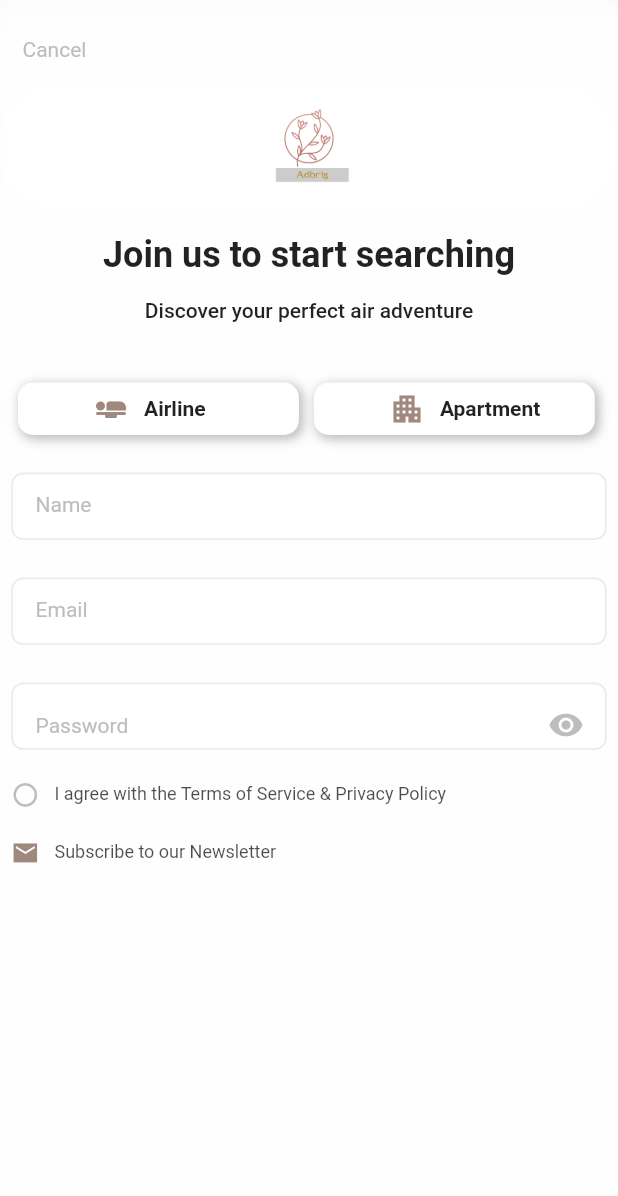
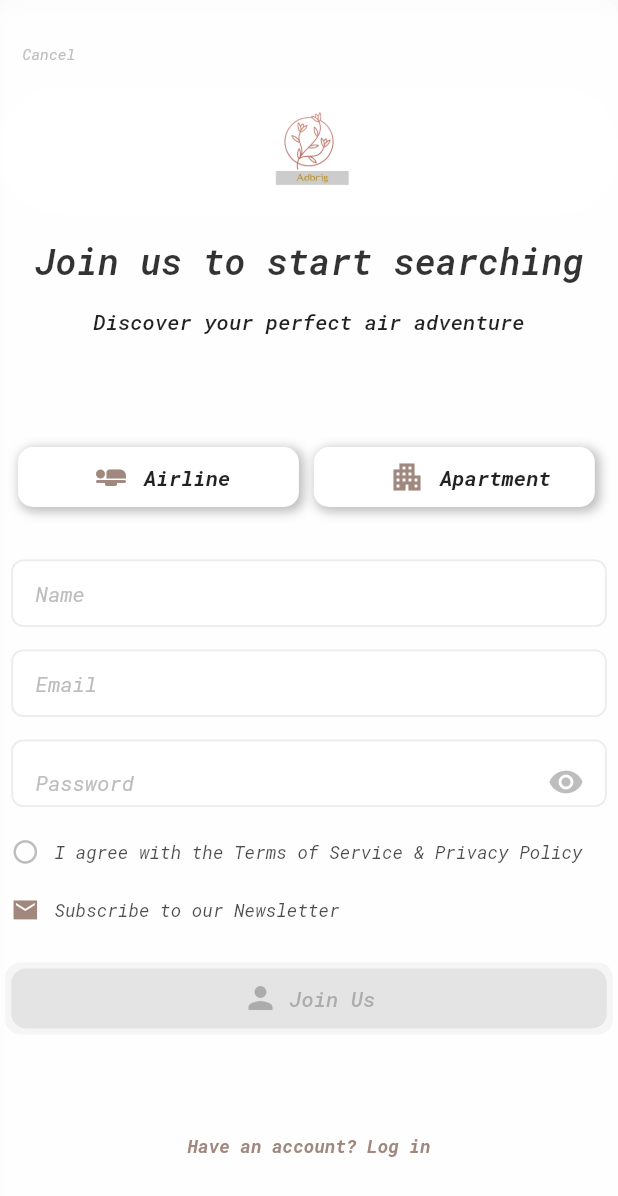
Before and after one commit to Cromzie/FirstUI, a Flutter app: the screen it shows after launch, on a phone screen of 412 x 824 dp. Shown: the top 1196 px of the screen. Run offline on Flutter 3.47's test engine with Material 2 defaults, Android fonts, the phone set to English and light mode, and no system bars.

Commit message:
TextStyle added

```diff
--- a/lib/first_page.dart
+++ b/lib/first_page.dart
@@ -1,5 +1,4 @@
 import 'package:flutter/material.dart';
-import 'package:firstproject/second_page.dart';
 
 
 class UpperPart extends StatelessWidget {
@@ -26,7 +25,7 @@ class UpperPart extends StatelessWidget {
           child: Column(
             children: [
               Container(
-                margin: EdgeInsets.only(top: 25.0, left: 15.0),
+                margin: EdgeInsets.only(top: 30.0, left: 15.0),
                 child: Row(
                   mainAxisAlignment: MainAxisAlignment.start,
                   children: [
@@ -34,6 +33,7 @@ class UpperPart extends StatelessWidget {
                       'Cancel',
                       style: TextStyle(
                         color: Colors.grey.shade400,
+                        fontSize: 10.0,
                       ),
                     ),
                   ],
@@ -53,7 +53,6 @@ class UpperPart extends StatelessWidget {
                 child: Image(
                   image: AssetImage('images/logo.png',
                   ),
-                  // colorBlendMode: BlendMode.colorBurn,
                   width: MediaQuery.of(context).size.width,
                   height: 85.0,
                   ),
@@ -63,9 +62,8 @@ class UpperPart extends StatelessWidget {
               Text('Join us to start searching',
               style: TextStyle(
                 fontSize: 24.0,
-                // fontFamily: 'Roboto',
                 fontWeight: FontWeight.w600,
-                // fontStyle: FontStyle.normal
+                color: Colors.black87.withOpacity(0.8)
               ),
               ),
               SizedBox(
@@ -76,17 +74,16 @@ class UpperPart extends StatelessWidget {
                 fontWeight: FontWeight.w500,
               ),
               ),
-              SizedBox(height: 40.0,
+              SizedBox(height: 75.0,
               ),
               Container(
                 margin: EdgeInsets.only(left: 12.0),
-
                 child: Row(
                   children: [
                     Container(
                       padding: EdgeInsets.only(left:50.0),
                       width: MediaQuery.of(context).size.width/2.2,
-                      height: 35.0,
+                      height: 40.0,
                       decoration: BoxDecoration(color: Colors.white,
                       boxShadow: [BoxShadow(
                         offset: Offset(2.0, 2.0),
@@ -114,7 +111,7 @@ class UpperPart extends StatelessWidget {
                     Container(
                       padding: EdgeInsets.only(left:50.0),
                       width: MediaQuery.of(context).size.width/2.2,
-                      height: 35.0,
+                      height: 40.0,
                       decoration: BoxDecoration(color: Colors.white,
                       boxShadow: [BoxShadow(
                         offset: Offset(2.0, 2.0),
@@ -142,7 +139,7 @@ class UpperPart extends StatelessWidget {
                   ],
                 ),
               ),
-              SizedBox(height: 25.0),
+              SizedBox(height: 35.0),
               Container(
                 padding: EdgeInsets.only(top: 12.0, left: 15.0),
                 width: MediaQuery.of(context).size.width-15,
@@ -158,7 +155,7 @@ class UpperPart extends StatelessWidget {
                 ),
                 ),
               ),
-              SizedBox(height: 25.0),
+              SizedBox(height: 15.0),
               Container(
                 padding: EdgeInsets.only(top: 12.0, left: 15.0),
                 width: MediaQuery.of(context).size.width-15,
@@ -174,7 +171,7 @@ class UpperPart extends StatelessWidget {
                 ),
                 ),
               ),
-              SizedBox(height: 25.0),
+              SizedBox(height: 15.0),
               Container(
                     padding: EdgeInsets.only(top: 12.0, left: 15.0),
                     width: MediaQuery.of(context).size.width-15,
@@ -239,6 +236,44 @@ class UpperPart extends StatelessWidget {
                     ],
                     ),
                   ),
+                  SizedBox(height: 30.0,
+                  ),
+                  Container(
+                    height: 40.0,
+                    width: MediaQuery.of(context).size.width-15,
+                    decoration: BoxDecoration(
+                      color: Colors.grey.shade500.withOpacity(0.2),
+                      boxShadow: [BoxShadow(
+                        spreadRadius: 4.0,
+                        color: Colors.grey.shade100
+                      )],
+                      borderRadius: BorderRadius.circular(10.0
+                      ),
+                    ),
+                    child: Row(
+                      mainAxisAlignment: MainAxisAlignment.center,
+                      children: [
+                        Icon(Icons.person,
+                        color: Colors.grey.shade600.withOpacity(0.5),
+                        ),
+                        SizedBox(width: 7.0),
+                        Text('Join Us',
+                        style: TextStyle(
+                          color: Colors.grey.shade600.withOpacity(0.5),
+                          fontSize: 14.0,
+                          fontWeight: FontWeight.w500
+                        ),
+                        ),
+                      ],
+                    ),
+                  ),
+                  SizedBox(height: 70.0),
+                  Text('Have an account? Log in',
+                  style: TextStyle(
+                    color: Colors.brown[300],
+                    fontSize: 12.0,
+                    fontWeight: FontWeight.bold,
+                  ),)
             ],
           ),
       ),
--- a/lib/main.dart
+++ b/lib/main.dart
@@ -1,6 +1,5 @@
 import 'package:flutter/material.dart';
 import 'package:firstproject/first_page.dart';
-import 'package:firstproject/second_page.dart';
 
 
 void main() {
--- a/lib/second_page.dart
+++ /dev/null
@@ -1,11 +0,0 @@
-import 'package:flutter/material.dart';
-
-class Contact extends StatelessWidget {
-
-  @override
-  Widget build(BuildContext context) {
-    return Scaffold(
-
-    );
-  }
-}
```
Also changed, not shown: pubspec.yaml (+4 -4 lines), 1 other file.
